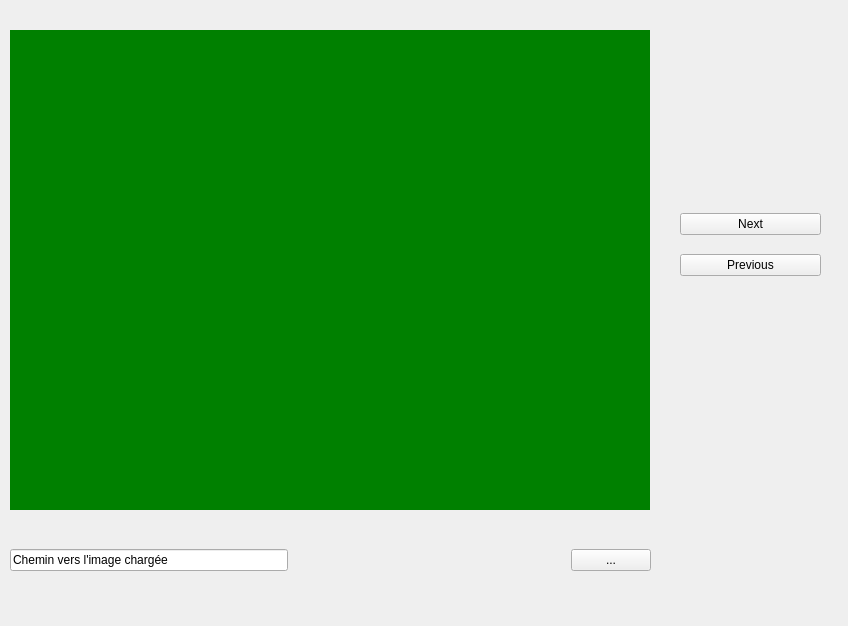
Before: the Qt Designer form S5/Programmation événementielle/TP4-20251124/QtDesignerComponents/ComposantTP4.ui in dadal560/L3, drawn with Qt 5.
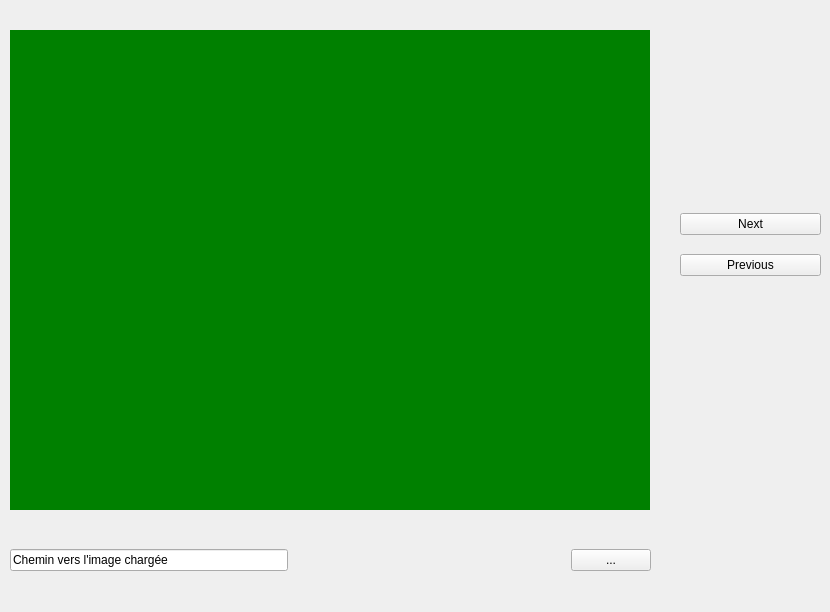
After: the same form once the commit is applied.

Diff of the .ui file:
```diff
--- a/S5/Programmation événementielle/TP4-20251124/QtDesignerComponents/ComposantTP4.ui
+++ b/S5/Programmation événementielle/TP4-20251124/QtDesignerComponents/ComposantTP4.ui
@@ -6,8 +6,8 @@
    <rect>
     <x>0</x>
     <y>0</y>
-    <width>848</width>
-    <height>626</height>
+    <width>830</width>
+    <height>612</height>
    </rect>
   </property>
   <property name="windowTitle">
```
